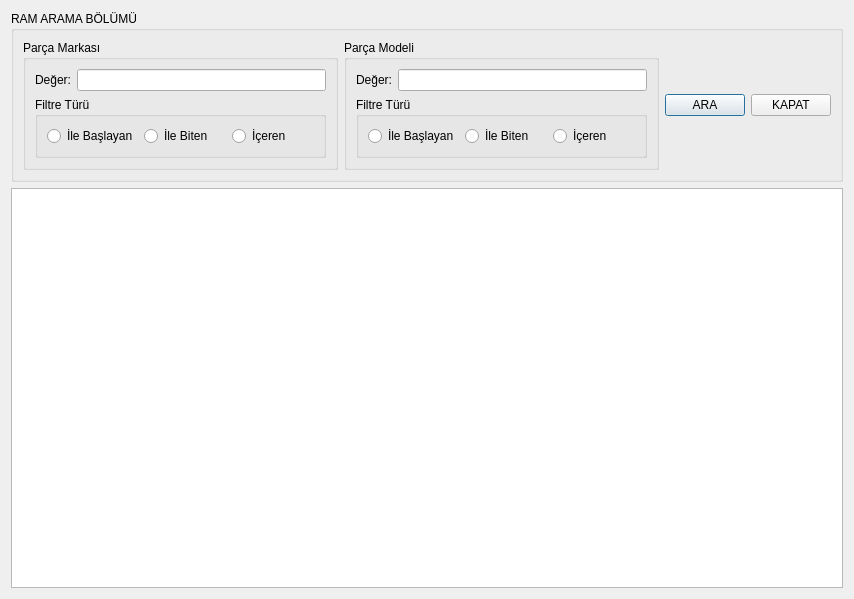
Before: the Qt Designer form UI/ListeFormlari/tmoramlisteformu.ui in onur35iii/TeknolojiMarketiOtomasyonu, drawn with Qt 5.
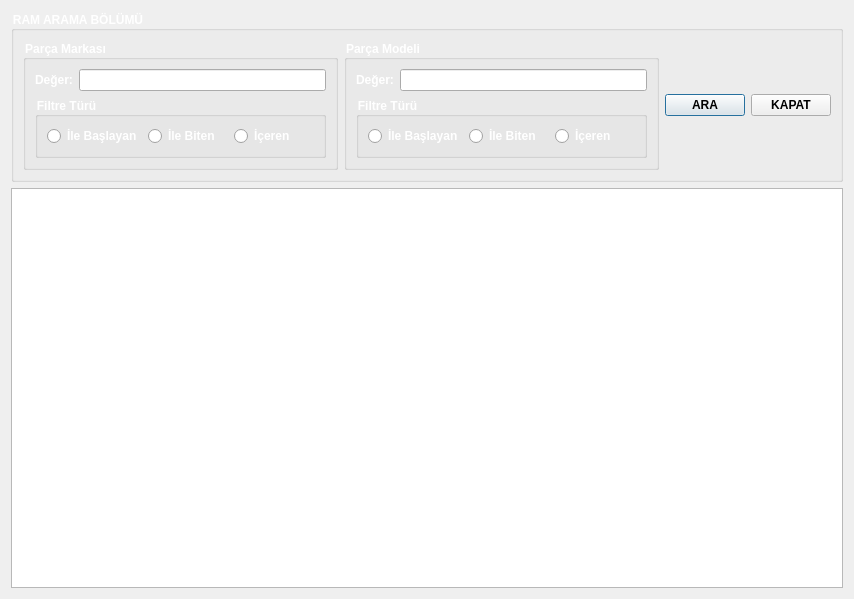
After: the same form once the commit is applied. Icons and pictures are not drawn.

```diff
--- a/UI/ListeFormlari/tmoramlisteformu.ui
+++ b/UI/ListeFormlari/tmoramlisteformu.ui
@@ -13,6 +13,28 @@
   <property name="windowTitle">
    <string>Dialog</string>
   </property>
+  <property name="styleSheet">
+   <string notr="true">
+TMORAMListeFormu{
+
+	
+	background-image: url(:/resimler/ram.jpg);
+}
+
+QLabel {
+   font:Bold; 
+   color: #ffffff;
+}
+QGroupBox {
+    font:Bold;
+color: #ffffff;
+}
+QPushButton{font:Bold;}
+QRadioButton{
+    font:Bold;
+color: #ffffff;
+}</string>
+  </property>
   <layout class="QGridLayout" name="gridLayout_6">
    <item row="0" column="0">
     <widget class="QGroupBox" name="GPAramaBolumu">
```
Left out of the diff: 166 changed lines with no effect on the pictures.
